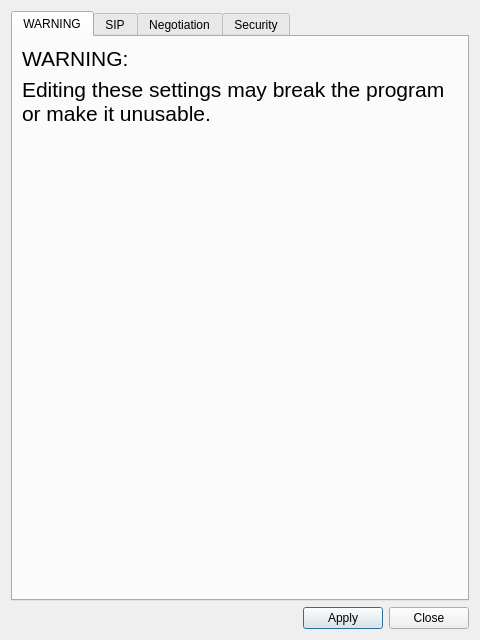
ultravideo/uvgComm, file ui/sipsettings.ui: the form before one commit.
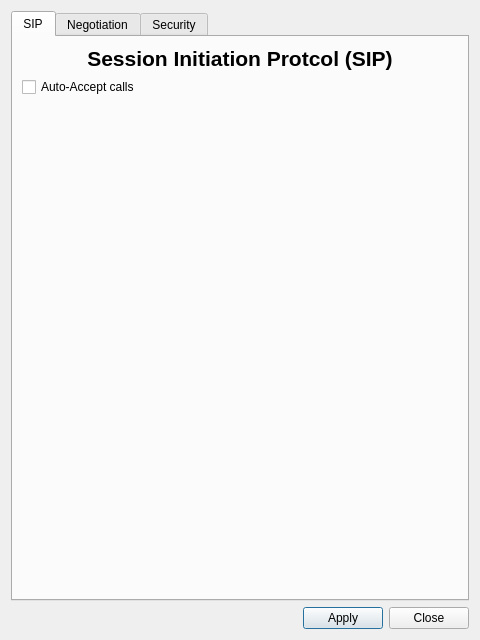
The form after the commit.

Commit message: feature(Settings): Simplify media and sip settings UIs.

```diff
--- a/ui/sipsettings.ui
+++ b/ui/sipsettings.ui
@@ -46,53 +46,6 @@
      <property name="currentIndex">
       <number>0</number>
      </property>
-     <widget class="QWidget" name="tab_2">
-      <attribute name="title">
-       <string>WARNING</string>
-      </attribute>
-      <layout class="QGridLayout" name="gridLayout_7">
-       <item row="2" column="0">
-        <spacer name="verticalSpacer_6">
-         <property name="orientation">
-          <enum>Qt::Vertical</enum>
-         </property>
-         <property name="sizeHint" stdset="0">
-          <size>
-           <width>20</width>
-           <height>40</height>
-          </size>
-         </property>
-        </spacer>
-       </item>
-       <item row="1" column="0">
-        <widget class="QLabel" name="Warning_text">
-         <property name="font">
-          <font>
-           <pointsize>16</pointsize>
-          </font>
-         </property>
-         <property name="text">
-          <string>Editing these settings may break the program or make it unusable.</string>
-         </property>
-         <property name="wordWrap">
-          <bool>true</bool>
-         </property>
-        </widget>
-       </item>
-       <item row="0" column="0">
-        <widget class="QLabel" name="Warning_label">
-         <property name="font">
-          <font>
-           <pointsize>16</pointsize>
-          </font>
-         </property>
-         <property name="text">
-          <string>WARNING:</string>
-         </property>
-        </widget>
-       </item>
-      </layout>
-     </widget>
      <widget class="QWidget" name="sip">
       <attribute name="title">
        <string>SIP</string>
```
The commit also changes 1 other file.
